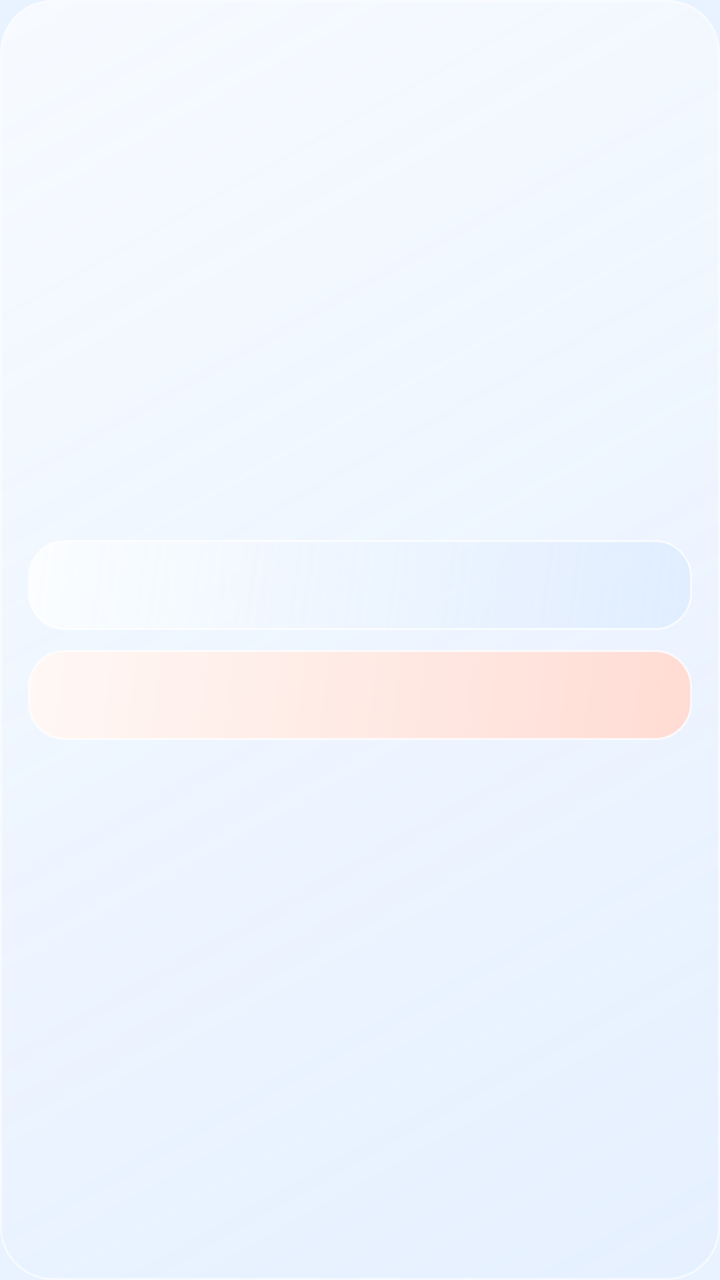
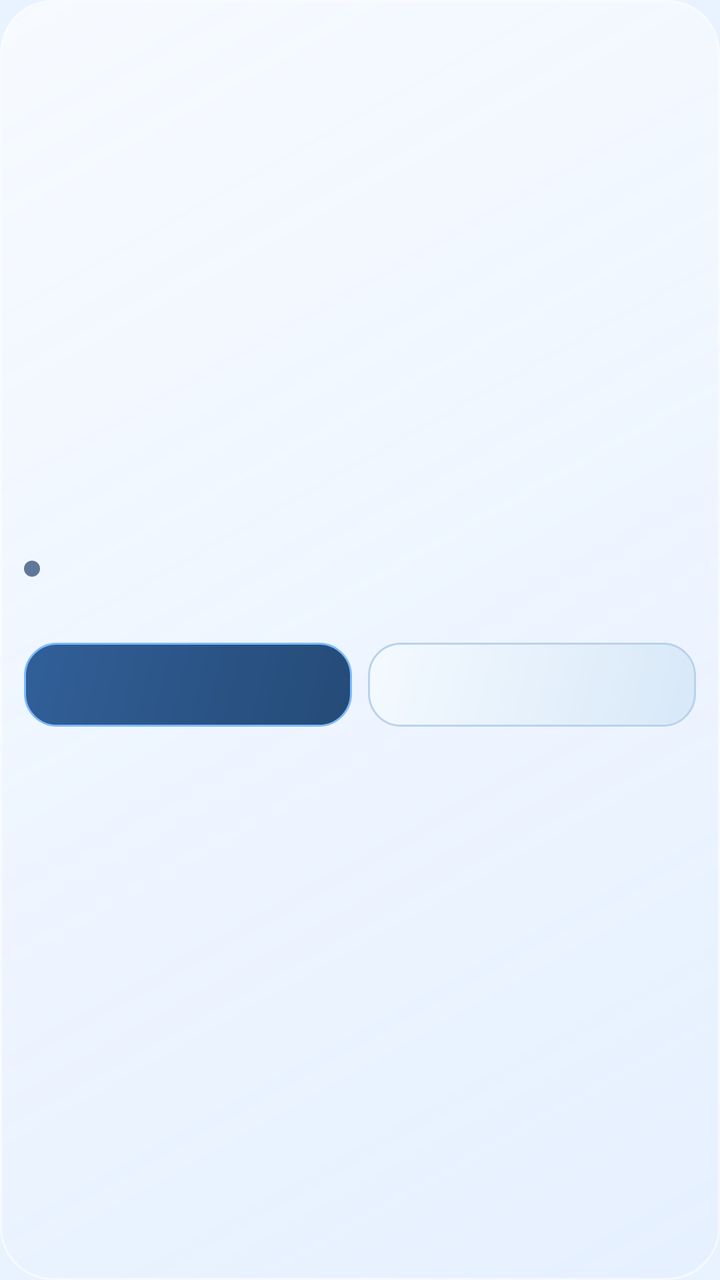

Compare the two renders of this Android layout. The source of the first and the diff that turns it into the second are given below.
<!-- AndroidManifest.xml: application theme Theme.HotWater -->
<!-- res/layout/widget_hotwater_compact.xml -->
<?xml version="1.0" encoding="utf-8"?>
<LinearLayout xmlns:android="http://schemas.android.com/apk/res/android"
    android:id="@+id/widget_root"
    android:layout_width="match_parent"
    android:layout_height="match_parent"
    android:background="@drawable/widget_glass_background"
    android:gravity="center"
    android:orientation="vertical"
    android:padding="14dp">

    <TextView
        android:id="@+id/widget_open_button"
        android:layout_width="match_parent"
        android:layout_height="wrap_content"
        android:background="@drawable/widget_glass_action_open"
        android:gravity="center"
        android:padding="13dp"
        android:textColor="@color/accent"
        android:textSize="14sp"
        android:textStyle="bold" />

    <TextView
        android:id="@+id/widget_close_button"
        android:layout_width="match_parent"
        android:layout_height="wrap_content"
        android:layout_marginTop="10dp"
        android:background="@drawable/widget_glass_action_close"
        android:gravity="center"
        android:padding="13dp"
        android:textColor="@color/text_primary"
        android:textSize="14sp"
        android:textStyle="bold" />

</LinearLayout>
<!-- resources referenced by this layout -->
<resources>
  <color name="accent">#315F98</color>
  <color name="text_primary">#14243B</color>
  <!-- drawable widget_glass_action_close (drawable) -->
  <?xml version="1.0" encoding="utf-8"?>
  <shape xmlns:android="http://schemas.android.com/apk/res/android">
      <gradient
          android:angle="315"
          android:endColor="#FFDCD4"
          android:startColor="#FFF8F5" />
      <corners android:radius="18dp" />
      <stroke
          android:width="1dp"
          android:color="#B8FFFFFF" />
  </shape>
  <!-- drawable widget_glass_action_open (drawable) -->
  <?xml version="1.0" encoding="utf-8"?>
  <shape xmlns:android="http://schemas.android.com/apk/res/android">
      <gradient
          android:angle="315"
          android:endColor="#C2DCEBFF"
          android:startColor="#F2FBFDFF" />
      <corners android:radius="18dp" />
      <stroke
          android:width="1dp"
          android:color="#B8FFFFFF" />
  </shape>
  <!-- drawable widget_glass_background (drawable) -->
  <?xml version="1.0" encoding="utf-8"?>
  <shape xmlns:android="http://schemas.android.com/apk/res/android">
      <gradient
          android:angle="315"
          android:endColor="#C9E4EFFF"
          android:startColor="#E6F8FBFF" />
      <corners android:radius="26dp" />
      <stroke
          android:width="1dp"
          android:color="#A0FFFFFF" />
  </shape>
  <style name="Theme.HotWater" parent="Theme.Material3.Light.NoActionBar">
          <item name="android:statusBarColor">@android:color/transparent</item>
          <item name="android:navigationBarColor">@android:color/transparent</item>
          <item name="android:windowBackground">@color/surface</item>
          <item name="android:windowLightStatusBar" tools:targetApi="m">true</item>
          <item name="colorPrimary">@color/text_primary</item>
          <item name="colorOnPrimary">@android:color/white</item>
          <item name="colorSurface">@color/surface</item>
      </style>
  <color name="surface">#E9F3FF</color>
</resources>

<!-- the commit's change to res/layout/widget_hotwater_compact.xml (unified diff, before → after) -->
@@ -4,31 +4,74 @@
     android:layout_width="match_parent"
     android:layout_height="match_parent"
     android:background="@drawable/widget_glass_background"
-    android:gravity="center"
+    android:gravity="center_vertical"
     android:orientation="vertical"
-    android:padding="14dp">
+    android:padding="12dp">
+
+    <LinearLayout
+        android:layout_width="match_parent"
+        android:layout_height="wrap_content"
+        android:gravity="center_vertical"
+        android:orientation="horizontal">
+
+        <ImageView
+            android:id="@+id/widget_status_dot"
+            android:layout_width="8dp"
+            android:layout_height="8dp"
+            android:layout_marginEnd="6dp"
+            android:background="@drawable/widget_status_dot_idle"
+            android:contentDescription="@null" />
+
+        <TextView
+            android:id="@+id/widget_compact_state"
+            android:layout_width="0dp"
+            android:layout_height="wrap_content"
+            android:layout_weight="1"
+            android:ellipsize="end"
+            android:maxLines="1"
+            android:textColor="@color/text_primary"
+            android:textSize="12sp"
+            android:textStyle="bold" />
+    </LinearLayout>
 
     <TextView
-        android:id="@+id/widget_open_button"
+        android:id="@+id/widget_compact_detail"
         android:layout_width="match_parent"
         android:layout_height="wrap_content"
-        android:background="@drawable/widget_glass_action_open"
-        android:gravity="center"
-        android:padding="13dp"
-        android:textColor="@color/accent"
-        android:textSize="14sp"
-        android:textStyle="bold" />
+        android:layout_marginTop="4dp"
+        android:ellipsize="end"
+        android:maxLines="1"
+        android:textColor="@color/text_secondary"
+        android:textSize="11sp" />
 
-    <TextView
-        android:id="@+id/widget_close_button"
+    <LinearLayout
         android:layout_width="match_parent"
         android:layout_height="wrap_content"
         android:layout_marginTop="10dp"
-        android:background="@drawable/widget_glass_action_close"
-        android:gravity="center"
-        android:padding="13dp"
-        android:textColor="@color/text_primary"
-        android:textSize="14sp"
-        android:textStyle="bold" />
+        android:orientation="horizontal">
+
+        <TextView
+            android:id="@+id/widget_open_button"
+            android:layout_width="0dp"
+            android:layout_height="42dp"
+            android:layout_weight="1"
+            android:background="@drawable/widget_glass_action_open"
+            android:gravity="center"
+            android:textColor="@android:color/white"
+            android:textSize="12sp"
+            android:textStyle="bold" />
+
+        <TextView
+            android:id="@+id/widget_close_button"
+            android:layout_width="0dp"
+            android:layout_height="42dp"
+            android:layout_marginStart="8dp"
+            android:layout_weight="1"
+            android:background="@drawable/widget_glass_action_close"
+            android:gravity="center"
+            android:textColor="@color/text_primary"
+            android:textSize="12sp"
+            android:textStyle="bold" />
+    </LinearLayout>
 
 </LinearLayout>
<!-- resource entries referenced after the edit -->
@@ -1,30 +1,30 @@
 <!-- resources referenced by this layout -->
 <resources>
-  <color name="accent">#315F98</color>
   <color name="text_primary">#14243B</color>
+  <color name="text_secondary">#4F6480</color>
   <!-- drawable widget_glass_action_close (drawable) -->
   <?xml version="1.0" encoding="utf-8"?>
   <shape xmlns:android="http://schemas.android.com/apk/res/android">
       <gradient
           android:angle="315"
-          android:endColor="#FFDCD4"
-          android:startColor="#FFF8F5" />
-      <corners android:radius="18dp" />
+          android:endColor="#D8E8F8"
+          android:startColor="#F4FAFF" />
+      <corners android:radius="16dp" />
       <stroke
           android:width="1dp"
-          android:color="#B8FFFFFF" />
+          android:color="#B9D2EC" />
   </shape>
   <!-- drawable widget_glass_action_open (drawable) -->
   <?xml version="1.0" encoding="utf-8"?>
   <shape xmlns:android="http://schemas.android.com/apk/res/android">
       <gradient
           android:angle="315"
-          android:endColor="#C2DCEBFF"
-          android:startColor="#F2FBFDFF" />
-      <corners android:radius="18dp" />
+          android:endColor="#254B77"
+          android:startColor="#315F98" />
+      <corners android:radius="16dp" />
       <stroke
           android:width="1dp"
-          android:color="#B8FFFFFF" />
+          android:color="#7EBAFF" />
   </shape>
   <!-- drawable widget_glass_background (drawable) -->
   <?xml version="1.0" encoding="utf-8"?>
@@ -38,6 +38,12 @@
           android:width="1dp"
           android:color="#A0FFFFFF" />
   </shape>
+  <!-- drawable widget_status_dot_idle (drawable) -->
+  <?xml version="1.0" encoding="utf-8"?>
+  <shape xmlns:android="http://schemas.android.com/apk/res/android">
+      <solid android:color="#5F7899" />
+      <corners android:radius="99dp" />
+  </shape>
   <style name="Theme.HotWater" parent="Theme.Material3.Light.NoActionBar">
           <item name="android:statusBarColor">@android:color/transparent</item>
           <item name="android:navigationBarColor">@android:color/transparent</item>
